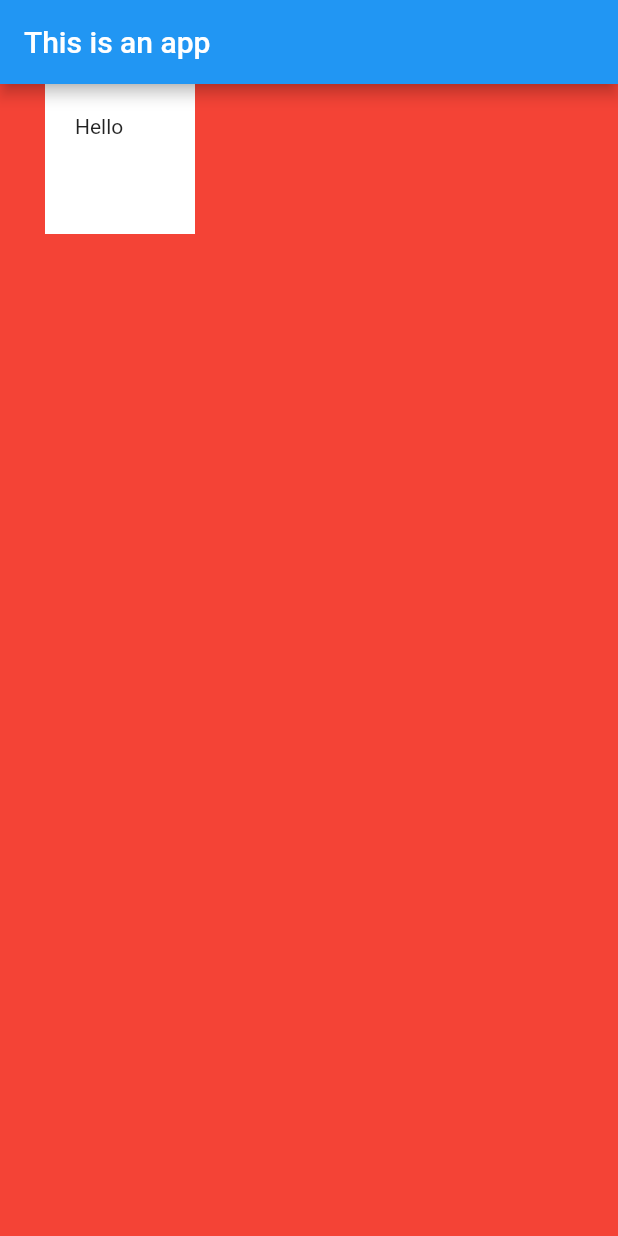
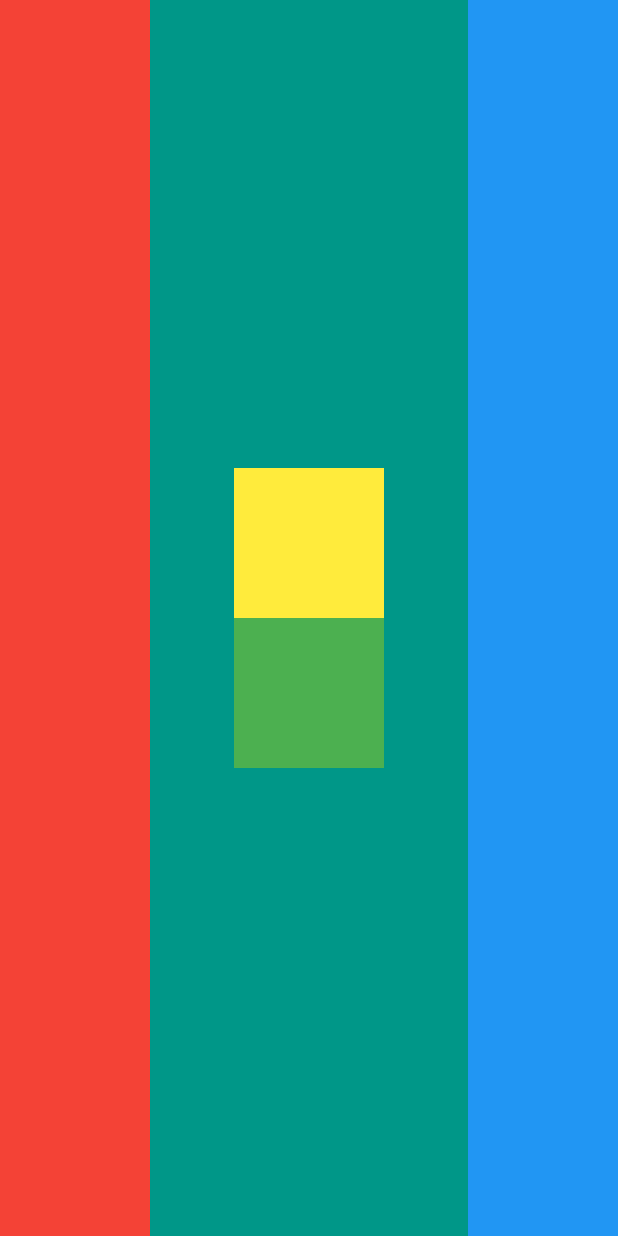
Before and after one commit to sundeeparandara/LAB-Flutter, a Flutter app: the screen it shows after launch, on a phone screen of 412 x 824 dp. Run offline on Flutter 3.47's test engine with Material 2 defaults, Android fonts, the phone set to English and light mode, and no system bars.

Commit message:
Update main.dart

```diff
--- a/mi_card_flutter/lib/main.dart
+++ b/mi_card_flutter/lib/main.dart
@@ -9,18 +9,81 @@ class MyApp extends StatelessWidget {
   Widget build(BuildContext context) {
     return MaterialApp(
       home: Scaffold(
-        backgroundColor: Colors.red,
-        appBar: AppBar(
-          title: Text('This is an app'),
-        ),
+        backgroundColor: Colors.teal,
+//        appBar: AppBar(
+//          title: Text('This is an app'),
+//        ),
         body: SafeArea(
-          child: Container(
-            height: 100.0,
-            width: 100.0,
-            margin: EdgeInsets.only(left: 30), //for the outside of your widget
-            padding: EdgeInsets.all(20), //for the inside of your widget
-            color: Colors.white,
-            child: Text('Hello'),
+//          child: Row(
+//            //mainAxisSize: MainAxisSize.min,
+//            //verticalDirection: VerticalDirection.up,
+//            //mainAxisAlignment: MainAxisAlignment.end,
+//            //mainAxisAlignment: MainAxisAlignment.center,
+//            //mainAxisAlignment: MainAxisAlignment.spaceEvenly,
+//            //mainAxisAlignment: MainAxisAlignment.spaceBetween,
+//            //crossAxisAlignment: CrossAxisAlignment.end,
+//            crossAxisAlignment: CrossAxisAlignment.stretch,
+//            children: [
+//              Container(
+//                height: 100.0,
+//                width: 100.0,
+//                margin:
+//                    EdgeInsets.only(left: 20), //for the outside of your widget
+//                padding: EdgeInsets.all(20), //for the inside of your widget
+//                color: Colors.white,
+//                child: Text('C1'),
+//              ),
+//              SizedBox(
+//                //height: 20,
+//                width: 20,
+//              ),
+//              Container(
+//                height: 100.0,
+//                width: 100.0,
+//                margin:
+//                    EdgeInsets.only(left: 0), //for the outside of your widget
+//                padding: EdgeInsets.all(20), //for the inside of your widget
+//                color: Colors.green,
+//                child: Text('C2'),
+//              ),
+//              Container(
+//                height: 100.0,
+//                width: 100.0,
+//                margin:
+//                    EdgeInsets.only(left: 0), //for the outside of your widget
+//                padding: EdgeInsets.all(0), //for the inside of your widget
+//                color: Colors.orangeAccent,
+//                child: Text('C2'),
+//              ),
+//            ],
+//          ), // STANDARD
+          child: Row(
+            mainAxisAlignment: MainAxisAlignment.spaceBetween,
+            children: [
+              Container(
+                color: Colors.red,
+                width: 100,
+              ),
+              Column(
+                mainAxisAlignment: MainAxisAlignment.center,
+                children: [
+                  Container(
+                    width: 100,
+                    height: 100,
+                    color: Colors.yellow,
+                  ),
+                  Container(
+                    width: 100,
+                    height: 100,
+                    color: Colors.green,
+                  ),
+                ],
+              ),
+              Container(
+                color: Colors.blue,
+                width: 100,
+              )
+            ],
           ),
         ),
       ),
```
